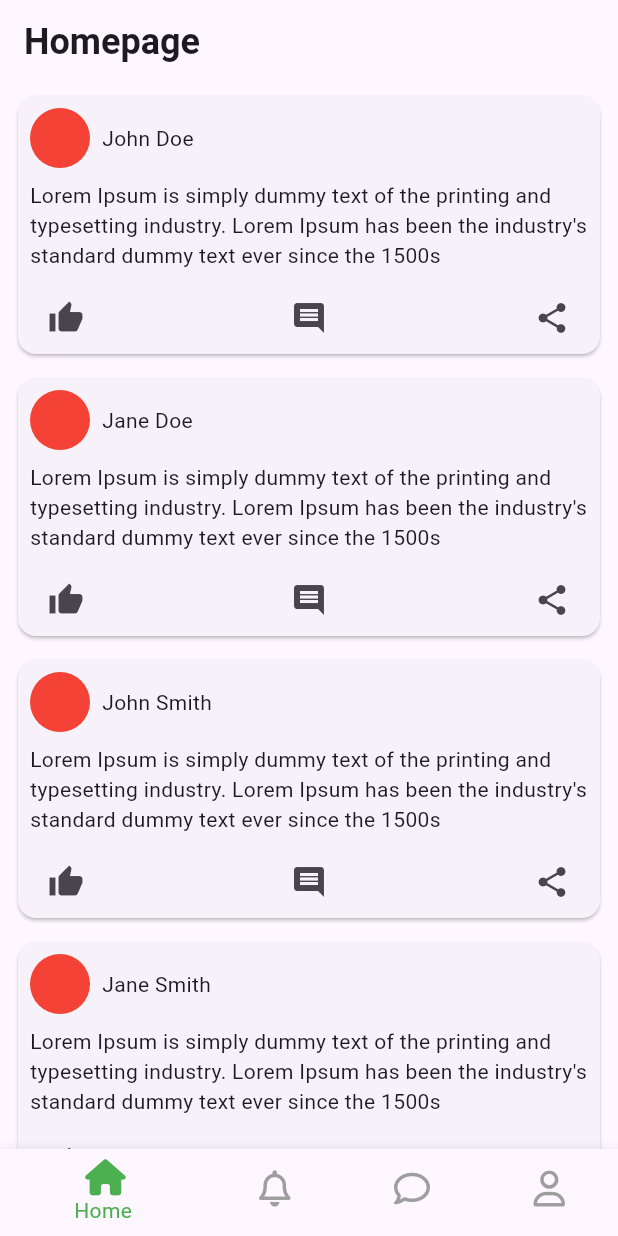
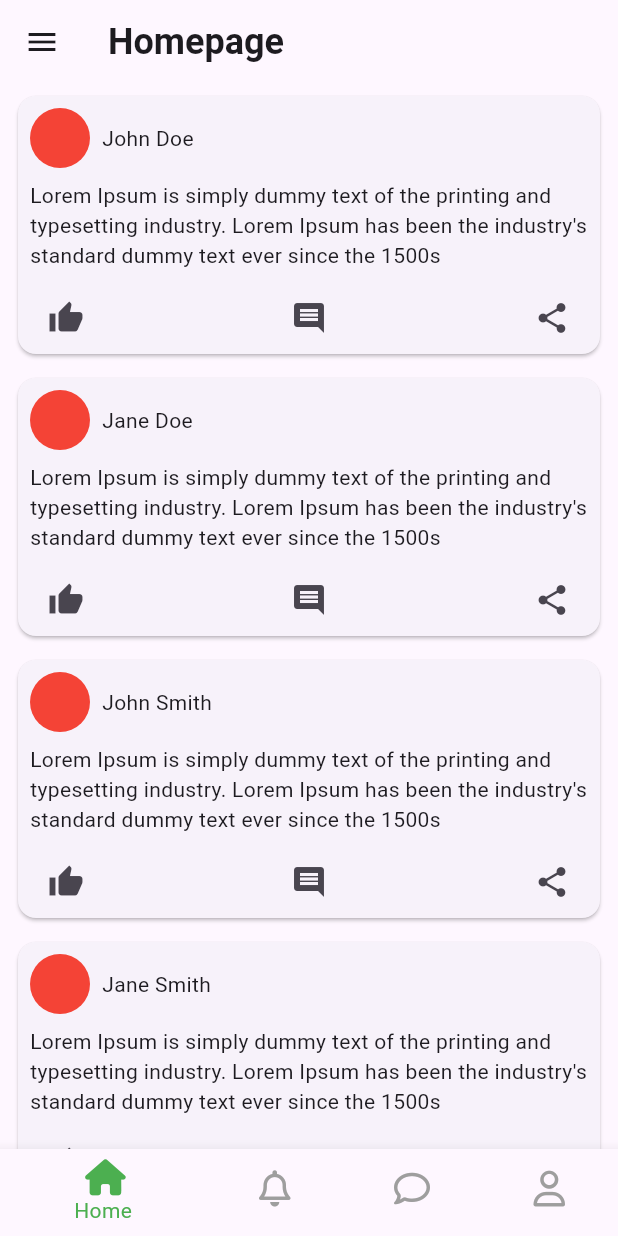
Before and after one commit to tsuna614/se346_project, a Flutter app: the screen it shows once a user with an empty profile is signed in, on a phone screen of 412 x 824 dp. Run offline on Flutter 3.47's test engine with Material 3 defaults, Android fonts, the light colour scheme and no system bars; our stand-ins replace dio, firebase_auth, firebase_core, flutter_bloc, font_awesome_flutter, transparent_image; accounts and stored records are empty.

Commit message:
added menu icon button

```diff
--- a/lib/src/app-screens/main_screen.dart
+++ b/lib/src/app-screens/main_screen.dart
@@ -13,7 +13,7 @@ class MainScreen extends StatefulWidget {
 }
 
 class _MainScreenState extends State<MainScreen> {
-  Widget appScreen = HomeScreen();
+  late Widget appScreen;
 
   double xOffset = 0;
   double yOffset = 0;
@@ -29,7 +29,9 @@ class _MainScreenState extends State<MainScreen> {
       setState(() {
         switch (screenIndex) {
           case 0:
-            appScreen = HomeScreen();
+            appScreen = HomeScreen(
+              alternateDrawer: alternateDrawer,
+            );
             break;
           case 1:
             appScreen = const SocialScreen();
@@ -41,7 +43,9 @@ class _MainScreenState extends State<MainScreen> {
             appScreen = const SettingsScreen();
             break;
           default:
-            appScreen = HomeScreen();
+            appScreen = HomeScreen(
+              alternateDrawer: alternateDrawer,
+            );
         }
         xOffset = 290;
       });
@@ -60,6 +64,14 @@ class _MainScreenState extends State<MainScreen> {
             yOffset = 80;
             isDrawerOpen = true;
           });
+  }
+
+  @override
+  void initState() {
+    appScreen = HomeScreen(
+      alternateDrawer: alternateDrawer,
+    );
+    super.initState();
   }
 
   @override
--- a/lib/src/app-screens/media/home_screen.dart
+++ b/lib/src/app-screens/media/home_screen.dart
@@ -8,7 +8,8 @@ import 'package:se346_project/src/widgets/bottom_navigation_bar.dart';
 import 'package:se346_project/src/widgets/post.dart';
 
 class HomeScreen extends StatelessWidget {
-  HomeScreen({super.key});
+  final void Function() alternateDrawer;
+  HomeScreen({super.key, required this.alternateDrawer});
 
   final auth = FirebaseAuth.instance;
   //Todo: Sample implementation using json file. Replace it with api fetching later.
@@ -30,6 +31,11 @@ class HomeScreen extends StatelessWidget {
     return Scaffold(
         bottomNavigationBar: const BottomNavigator(),
         appBar: AppBar(
+          leading: IconButton(
+              onPressed: () {
+                alternateDrawer();
+              },
+              icon: Icon(Icons.menu)),
           title: const Text(
             'Homepage',
             style: TextStyle(
```
